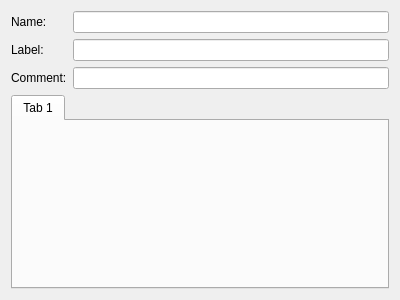
Qt form src/gui/InterfaceEditor.ui (fwbuilder/fwbuilder) before a commit.
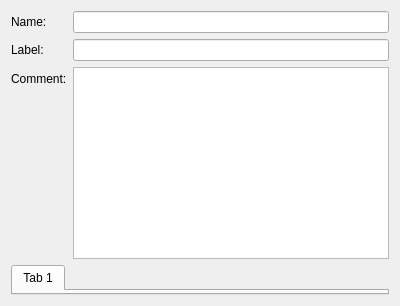
The same form after that commit.

Commit message: Methods for retrieving edited interface data. Comment is now textedit.

What changed in the file:
```diff
--- a/src/gui/InterfaceEditor.ui
+++ b/src/gui/InterfaceEditor.ui
@@ -44,7 +44,20 @@
       </widget>
      </item>
      <item row="2" column="1">
-      <widget class="QLineEdit" name="comment"/>
+      <widget class="QPlainTextEdit" name="comment">
+       <property name="sizePolicy">
+        <sizepolicy hsizetype="Expanding" vsizetype="Minimum">
+         <horstretch>0</horstretch>
+         <verstretch>0</verstretch>
+        </sizepolicy>
+       </property>
+       <property name="tabChangesFocus">
+        <bool>true</bool>
+       </property>
+       <property name="plainText">
+        <string notr="true"/>
+       </property>
+      </widget>
      </item>
     </layout>
    </item>
```
Left out of the diff: 10 changed lines with no effect on the pictures. The commit also changes 6 other files.
